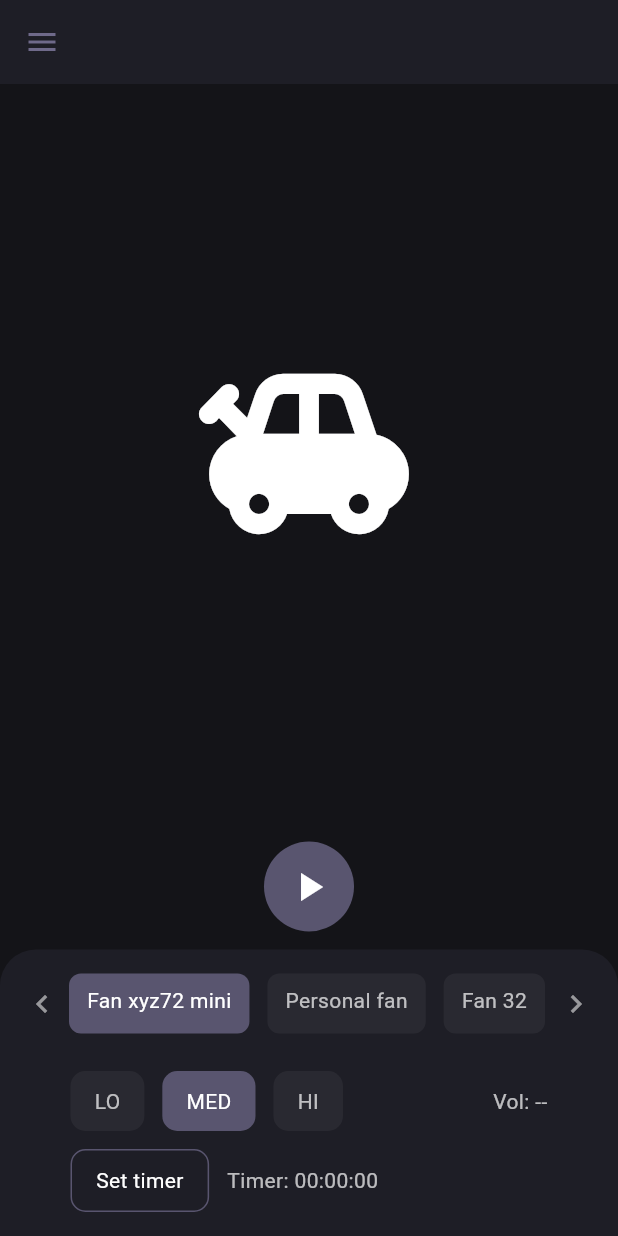
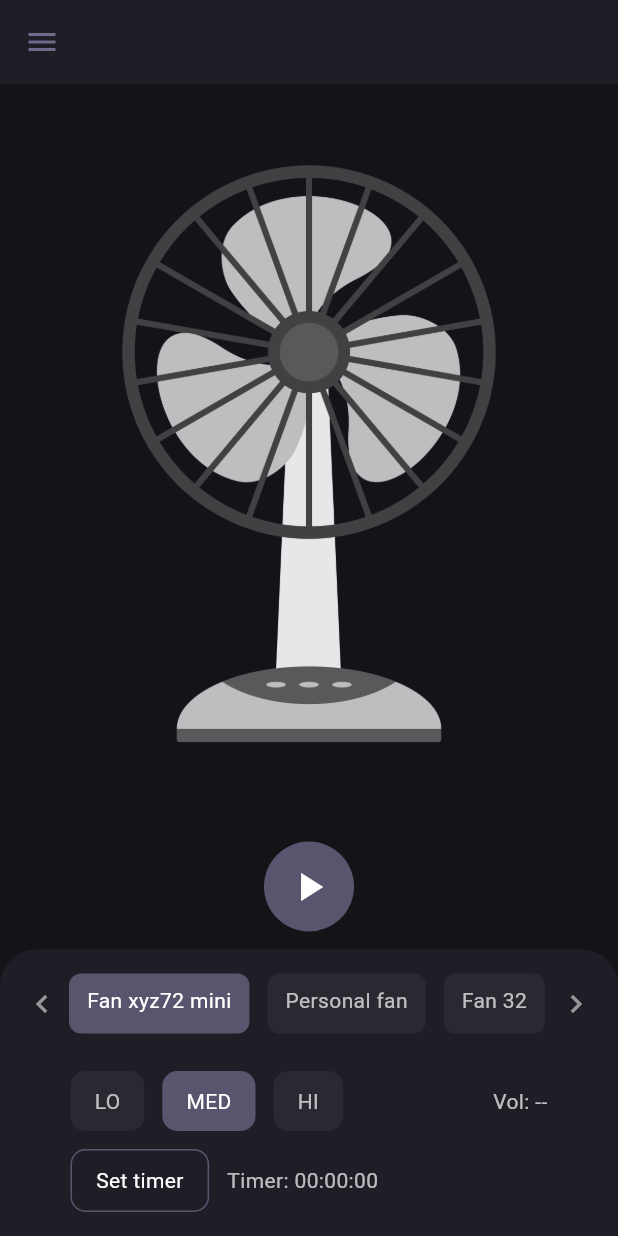
Before and after one commit to AdanRiasat/Fan_noises_mobile, a Flutter app: the screen it shows after launch, on a phone screen of 412 x 824 dp. Run offline on Flutter 3.47's test engine with Material 3 defaults, Android fonts, the phone set to English and light mode, and no system bars; our stand-ins replace file_picker, firebase_core, firebase_messaging, flutter_local_notifications, just_audio, sqflite; missing offline and left inert: flutter_volume_controller; accounts and stored records are empty.

Commit message:
Update README

```diff
--- a/tp_un/lib/main.dart
+++ b/tp_un/lib/main.dart
@@ -84,6 +84,7 @@ class MyApp extends StatelessWidget {
         GlobalWidgetsLocalizations.delegate,
         GlobalCupertinoLocalizations.delegate,
       ],
+      debugShowCheckedModeBanner: false,
       supportedLocales: S.delegate.supportedLocales,
       title: 'Flutter Demo',
       themeMode: ThemeMode.dark,
--- a/tp_un/lib/pages/home.dart
+++ b/tp_un/lib/pages/home.dart
@@ -109,13 +109,7 @@ class _HomeState extends State<Home> {
           children: [
             Expanded(
               flex: 5,
-              child: Center(
-                child: Icon(
-                  Icons.toys, // temporary fan icon
-                  size: 160,
-                  color: Colors.white,
-                ),
-              ),
+              child: Center(child: Image.asset('assets/images/stock-fan1.png')),
             ),
 
             Padding(
```
Also changed, not shown: tp_un/pubspec.yaml (+1 -7 lines), tp_un/assets/images/stock-fan1.png (added), tp_un/assets/pxArtGuitar.png (deleted), tp_un/assets/test2.jpg (deleted), tp_un/pubspec.lock, 1 other file.
